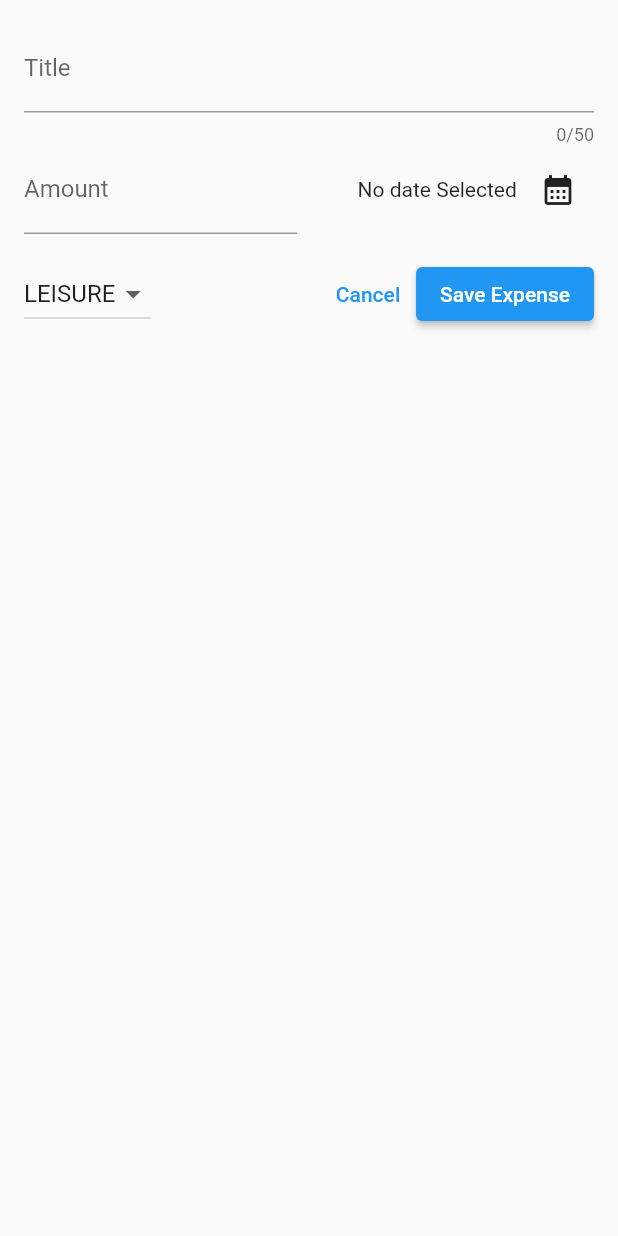
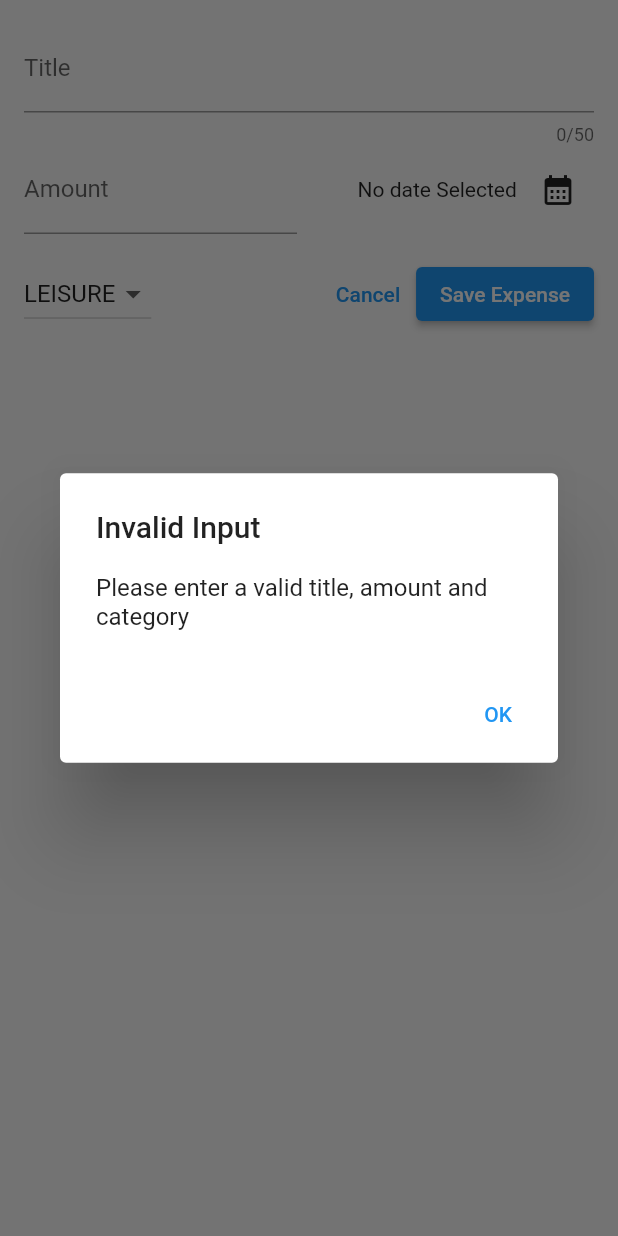
Before and after one commit to Sandipshrestha1/expenses_tracker, a Flutter app: the NewExpense widget shown alone on an empty page, opened directly, after a tap on "Save Expense", on a phone screen of 412 x 824 dp. Run offline on Flutter 3.47's test engine with Material 3 defaults, Android fonts, the phone set to English and light mode, and no system bars.

Commit message:
updated button

```diff
--- a/lib/widgets/new_expense.dart
+++ b/lib/widgets/new_expense.dart
@@ -32,15 +32,36 @@ class _NewExpenseState extends State<NewExpense> {
       );
     }
   }
+
   void _submitExpenseData() {
+    final enteredAmount = double.tryParse(_amountController.text);
+    final amountIsInvalid = enteredAmount == null || enteredAmount <= 0;
 
-if(_titleController.text.trim().isEmpty) {
+    if (_titleController.text.trim().isEmpty ||
+        amountIsInvalid ||
+        _selectedDate == null) {
+      showDialog(
+        context: context,
+        builder: (ctx) => AlertDialog(
+          title: const Text("Invalid Input"),
+          content:
+              const Text("Please enter a valid title, amount and category"),
+          actions: [
+            TextButton(onPressed: () {
+              Navigator.pop(ctx);
+            },
 
+            child:  const Text("OK"),
 
+            ),
+          ],
+        ),
+      );
 
+      return;
+    }
   }
 
-  }
   @override
   void dispose() {
     _titleController.dispose();
```
Lines whose indentation alone changed are shown as unchanged.
